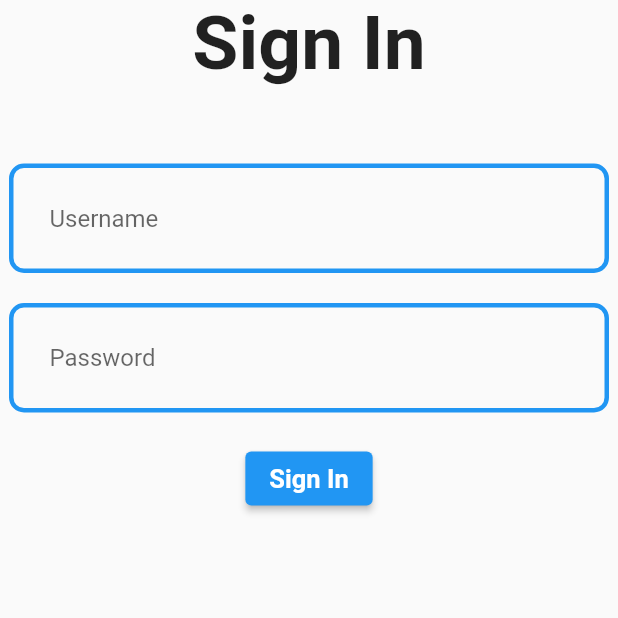
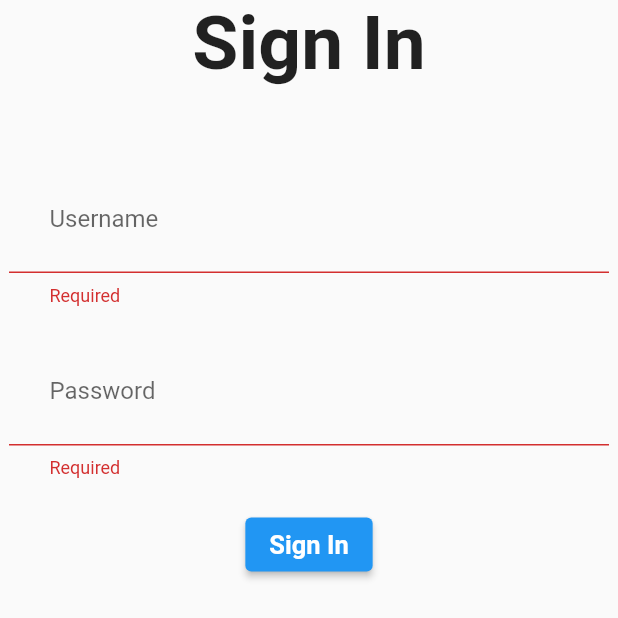
Before and after one commit to itsybitsci/schedcare_admin, a Flutter app: the screen it shows after launch, after a tap on "Sign In", on a phone screen of 412 x 824 dp. Shown: the top 618 px of the screen. Run offline on Flutter 3.47's test engine with Material 2 defaults, Android fonts, the phone set to English and light mode, and no system bars; our stand-ins replace firebase_analytics, firebase_core, flutter_hooks, hooks_riverpod; missing offline and left inert: firebase_app_check, g_recaptcha_v3; accounts and stored records are empty; statements that could not run were skipped.

Commit message:
feat: Added login authentication

```diff
--- a/lib/main.dart
+++ b/lib/main.dart
@@ -5,6 +5,7 @@ import 'package:flutter/material.dart';
 import 'package:hooks_riverpod/hooks_riverpod.dart';
 import 'package:schedcare_admin/config/config.dart';
 import 'package:schedcare_admin/screens/authentication/login_screen.dart';
+import 'package:schedcare_admin/screens/home/home_screen.dart';
 import 'package:schedcare_admin/utilities/firebase_options.dart';
 import 'package:schedcare_admin/services/recaptcha_service.dart';
 
@@ -44,10 +45,10 @@ class SchedcareAdminApp extends StatelessWidget {
       theme: ThemeData(
         primarySwatch: Colors.blue,
       ),
-      initialRoute: '/',
+      initialRoute: '/login',
       routes: {
-        '/': (context) => const LoginScreen(),
-        '/login': (context) => const LoginScreen(),
+        '/login': (context) => LoginScreen(),
+        '/home': (context) => const HomeScreen()
       },
       debugShowCheckedModeBanner: false,
     );
--- a/lib/screens/authentication/login_screen.dart
+++ b/lib/screens/authentication/login_screen.dart
@@ -1,14 +1,30 @@
 import 'package:flutter/material.dart';
-import 'package:schedcare_admin/services/recaptcha_service.dart';
+import 'package:flutter_hooks/flutter_hooks.dart';
+import 'package:hooks_riverpod/hooks_riverpod.dart';
+import 'package:schedcare_admin/config/config.dart';
 
-class LoginScreen extends StatelessWidget {
-  const LoginScreen({Key? key}) : super(key: key);
+class LoginScreen extends HookConsumerWidget {
+  LoginScreen({Key? key}) : super(key: key);
+  final GlobalKey<FormState> formKeyLogin = GlobalKey<FormState>();
 
   @override
-  Widget build(BuildContext context) {
+  Widget build(BuildContext context, WidgetRef ref) {
+    final TextEditingController usernameController = useTextEditingController();
+    final TextEditingController passwordController = useTextEditingController();
+
+    bool validateCredentials() {
+      if (usernameController.text.trim() == AdminCredentials.username &&
+          passwordController.text.trim() == AdminCredentials.password) {
+        return true;
+      }
+      return false;
+    }
+
     return Scaffold(
       body: SingleChildScrollView(
         child: Center(
+          child: Form(
+            key: formKeyLogin,
             child: Column(
               mainAxisAlignment: MainAxisAlignment.center,
               children: [
@@ -25,6 +41,7 @@ class LoginScreen extends StatelessWidget {
                 ConstrainedBox(
                   constraints: const BoxConstraints(maxWidth: 400),
                   child: TextFormField(
+                    controller: usernameController,
                     decoration: InputDecoration(
                       hintText: 'Username',
                       contentPadding: const EdgeInsets.all(27),
@@ -39,6 +56,9 @@ class LoginScreen extends StatelessWidget {
                         borderRadius: BorderRadius.circular(10),
                       ),
                     ),
+                    validator: (value) {
+                      return value!.isEmpty ? 'Required' : null;
+                    },
                   ),
                 ),
                 const SizedBox(
@@ -47,6 +67,7 @@ class LoginScreen extends StatelessWidget {
                 ConstrainedBox(
                   constraints: const BoxConstraints(maxWidth: 400),
                   child: TextFormField(
+                    controller: passwordController,
                     obscureText: true,
                     decoration: InputDecoration(
                       hintText: 'Password',
@@ -62,6 +83,9 @@ class LoginScreen extends StatelessWidget {
                         borderRadius: BorderRadius.circular(10),
                       ),
                     ),
+                    validator: (value) {
+                      return value!.isEmpty ? 'Required' : null;
+                    },
                   ),
                 ),
                 const SizedBox(
@@ -72,16 +96,20 @@ class LoginScreen extends StatelessWidget {
                     'Sign In',
                     style: TextStyle(fontWeight: FontWeight.w600, fontSize: 17),
                   ),
-                onPressed: () async {
-                  bool isNotBot = await RecaptchaService.isNotABot();
-                  if (isNotBot) {
-                    print('User is not bot!');
-                  } else {
-                    print('User is a bot!');
+                  onPressed: () {
+                    if (formKeyLogin.currentState!.validate()) {
+                      formKeyLogin.currentState?.save();
+
+                      if (validateCredentials()) {
+                        Navigator.pushNamed(context, '/home');
+                        usernameController.text = '';
+                        passwordController.text = '';
+                      }
                     }
                   },
-              )
+                ),
               ],
+            ),
           ),
         ),
       ),
--- /dev/null
+++ b/lib/screens/home/home_screen.dart
@@ -0,0 +1,10 @@
+import 'package:flutter/material.dart';
+
+class HomeScreen extends StatelessWidget {
+  const HomeScreen({Key? key}) : super(key: key);
+
+  @override
+  Widget build(BuildContext context) {
+    return const Placeholder();
+  }
+}
--- a/lib/services/recaptcha_service.dart
+++ b/lib/services/recaptcha_service.dart
@@ -44,11 +44,6 @@ class RecaptchaService {
           body: bodyParameters,
           headers: {
             'Access-Control-Allow-Origin': '*',
-            'Access-Control-Allow-Credentials': 'true',
-            'Access-Control-Allow-Methods':
-                'GET,PUT,PATCH,POST,DELETE, OPTIONS',
-            'Access-Control-Allow-Headers':
-                'Origin, X-Requested-With, Content-Type, Accept, Authorization, locale',
           },
         );
 
```
Lines whose indentation alone changed are shown as unchanged.
